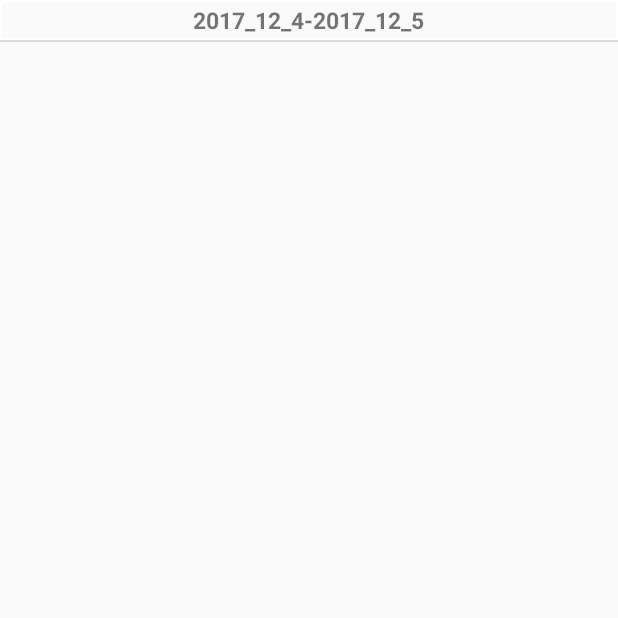
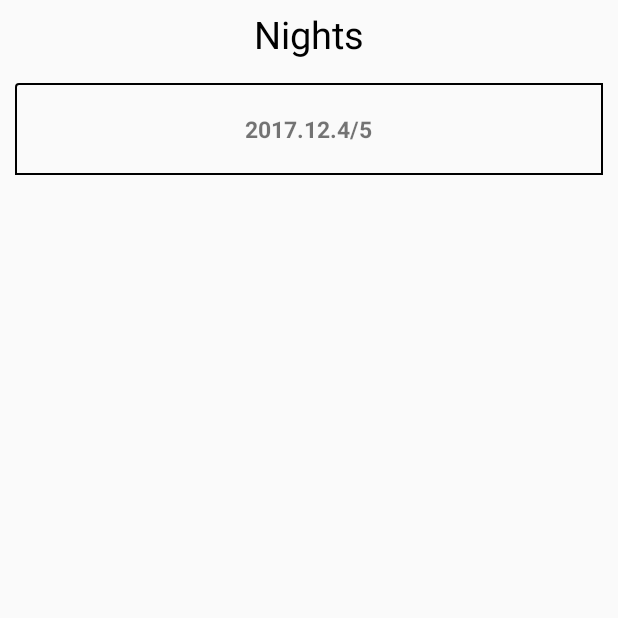
Before and after one commit to petnica-meteor-group/meteor-observation-notebook, an Android app: the ObservationResultsActivity screen opened directly, with no data from a screen before it, on a phone screen of 412 x 824 dp, the top half of it. Run offline under Robolectric (Android 15) with nearby library versions, the phone set to English and light mode, and no system bars.

Commit message:
Make observation results functional

```diff
--- a/app/src/main/java/petnicameteorgroup/meteorobservationnotebook/activities/NotesViewActivity.java
+++ b/app/src/main/java/petnicameteorgroup/meteorobservationnotebook/activities/NotesViewActivity.java
@@ -3,6 +3,7 @@ package petnicameteorgroup.meteorobservationnotebook.activities;
 import android.support.v4.app.FragmentActivity;
 import android.support.v4.view.ViewPager;
 import android.os.Bundle;
+import android.util.Log;
 
 import petnicameteorgroup.meteorobservationnotebook.utils.Night;
 import petnicameteorgroup.meteorobservationnotebook.utils.NotesPagerAdapter;
--- a/app/src/main/java/petnicameteorgroup/meteorobservationnotebook/activities/ObservationActivity.java
+++ b/app/src/main/java/petnicameteorgroup/meteorobservationnotebook/activities/ObservationActivity.java
@@ -18,6 +18,7 @@ import android.view.WindowManager;
 import petnicameteorgroup.meteorobservationnotebook.utils.LockInterceptor;
 import petnicameteorgroup.meteorobservationnotebook.utils.Night;
 import petnicameteorgroup.meteorobservationnotebook.utils.Nightkeeper;
+import petnicameteorgroup.meteorobservationnotebook.utils.Note;
 import petnicameteorgroup.meteorobservationnotebook.utils.Notebook;
 import petnicameteorgroup.meteorobservationnotebook.R;
 
@@ -53,7 +54,7 @@ public class ObservationActivity extends AppCompatActivity {
             vibrate(CONFIRM_VIBRATE_DURATION);
         } else if (key == SPECIAL_KEY_TWO && notebook.isEnabled()) {
             notebook.disable();
-            night.addNote(notebook.getDrawing().getBitmap(), lastTimestamp);
+            night.addNote(new Note(notebook.getDrawing().getBitmap(), lastTimestamp));
             notebook.clear();
             vibrate(CONFIRM_VIBRATE_DURATION);
         }
--- a/app/src/main/java/petnicameteorgroup/meteorobservationnotebook/activities/ObservationResultsActivity.java
+++ b/app/src/main/java/petnicameteorgroup/meteorobservationnotebook/activities/ObservationResultsActivity.java
@@ -1,59 +1,87 @@
 package petnicameteorgroup.meteorobservationnotebook.activities;
 
-import android.app.ListActivity;
+import android.content.DialogInterface;
 import android.content.Intent;
+import android.graphics.drawable.ColorDrawable;
 import android.os.Bundle;
+import android.support.v7.app.AlertDialog;
+import android.support.v7.app.AppCompatActivity;
 import android.view.Gravity;
 import android.view.View;
 import android.view.ViewGroup;
+import android.widget.AdapterView;
+import android.widget.BaseAdapter;
 import android.widget.LinearLayout;
 import android.widget.ListView;
-import android.widget.ProgressBar;
+import android.widget.TextView;
 
 import java.io.Serializable;
-import java.util.ArrayList;
 import java.util.List;
 
+import petnicameteorgroup.meteorobservationnotebook.R;
 import petnicameteorgroup.meteorobservationnotebook.utils.Night;
 import petnicameteorgroup.meteorobservationnotebook.utils.Nightkeeper;
 import petnicameteorgroup.meteorobservationnotebook.utils.ObservationResultsAdapter;
-import petnicameteorgroup.meteorobservationnotebook.R;
 
-public class ObservationResultsActivity  extends ListActivity {
+public class ObservationResultsActivity  extends AppCompatActivity {
+
+    private static final int RESULTS_SPACING = 15;
 
     private List<Night> nights;
 
     @Override
     protected void onCreate(Bundle savedInstanceState) {
         super.onCreate(savedInstanceState);
+        setContentView(R.layout.activity_observation_results);
 
-        ProgressBar progressBar = new ProgressBar(this);
-        LinearLayout.LayoutParams params = new LinearLayout.LayoutParams(
-                LinearLayout.LayoutParams.WRAP_CONTENT,
-                LinearLayout.LayoutParams.WRAP_CONTENT);
-        params.gravity = Gravity.CENTER;
-        progressBar.setLayoutParams(params);
-        progressBar.setIndeterminate(true);
-        getListView().setEmptyView(progressBar);
+        final ListView listView = (ListView) findViewById(R.id.results_list_view);
+        listView.setOnItemClickListener(new AdapterView.OnItemClickListener() {
+            @Override
+            public void onItemClick(AdapterView<?> adapterView, View view, int i, long l) {
+                Intent intent = new Intent(ObservationResultsActivity.this, NotesViewActivity.class);
+                intent.putExtra(NotesViewActivity.NIGHT_ARG, (Serializable) nights.get(i));
 
-        ViewGroup root = (ViewGroup) findViewById(android.R.id.content);
-        root.addView(progressBar);
+                startActivity(intent);
+            }
+        });
+        listView.setOnItemLongClickListener(new AdapterView.OnItemLongClickListener() {
+            @Override
+            public boolean onItemLongClick(AdapterView<?> adapterView, View view, int i, long l) {
+                final Night night = nights.get(i);
+
+                AlertDialog.Builder alertDialog = new  AlertDialog.Builder(ObservationResultsActivity.this);
+                alertDialog.setTitle("Delete?");
+                alertDialog.setMessage("Do you want to delete " + night.getUIName() + "?");
+                alertDialog.setPositiveButton("Yes", new DialogInterface.OnClickListener() {
+                    public void onClick(DialogInterface dialog, int which) {
+                        Nightkeeper nightkeeper = new Nightkeeper(ObservationResultsActivity.this);
+
+                        nightkeeper.deleteNight(night.getName());
+                        nights = nightkeeper.getNights();
+                        ObservationResultsAdapter adapter = new ObservationResultsAdapter(
+                                ObservationResultsActivity.this, R.layout.observation_results_row, nights);
+                        listView.setAdapter(adapter);
+                    }
+                });
+                alertDialog.setNegativeButton("Cancel", new DialogInterface.OnClickListener() {
+                    public void onClick(DialogInterface dialog, int which) {
+                        //alertDialog.dismiss();
+                    }
+                });
+
+                alertDialog.show();
+
+                return true;
+            }
+        });
+
+        listView.setEmptyView(findViewById(R.id.empty_results_text));
 
         nights = new Nightkeeper(this).getNights();
 
         ObservationResultsAdapter adapter = new ObservationResultsAdapter(
                 this, R.layout.observation_results_row, nights);
-        setListAdapter(adapter);
-    }
-
-    @Override
-    protected void onListItemClick(ListView l, View v, int position, long id) {
-        super.onListItemClick(l, v, position, id);
-
-        Intent intent = new Intent(this, NotesViewActivity.class);
-        intent.putExtra(NotesViewActivity.NIGHT_ARG, (Serializable) nights.get(position));
-
-        startActivity(intent);
+        listView.setAdapter(adapter);
     }
 
 }
--- a/app/src/main/java/petnicameteorgroup/meteorobservationnotebook/utils/Night.java
+++ b/app/src/main/java/petnicameteorgroup/meteorobservationnotebook/utils/Night.java
@@ -2,6 +2,7 @@ package petnicameteorgroup.meteorobservationnotebook.utils;
 
 import android.graphics.Bitmap;
 import android.graphics.BitmapFactory;
+import android.util.Log;
 
 import java.io.File;
 import java.io.FileNotFoundException;
@@ -17,42 +18,38 @@ public class Night implements Serializable {
 
     private String name;
     private File notesDir;
-
     private String[] notesFilenames;
-    private int counter;
 
     public Night(String name, File notesDir) {
         this.name = name;
         this.notesDir = notesDir;
-        reset();
+        this.notesFilenames = notesDir.list();
     }
 
     public String getName() {
         return name;
     }
+    public String getUIName() { return name.replace('-', '/'); }
 
-    public void reset() {
-        notesFilenames = notesDir.list();
-        counter = 0;
-    }
-
-    public Bitmap getNextNote() {
-        if (counter == notesFilenames.length)
-            return null;
-        else
-            return BitmapFactory.decodeFile(notesFilenames[counter++]);
+    public Note getNote(int i) {
+        return new Note(
+                BitmapFactory.decodeFile(
+                        notesDir.getAbsolutePath() + File.separator +
+                                  notesFilenames[i]),
+                Long.parseLong(notesFilenames[i])
+        );
     }
 
     public int getNoteCount() {
         return notesFilenames.length;
     }
 
-    public void addNote(Bitmap note, long timestamp) {
-        File bitmapFile = new File(notesDir, Long.toString(timestamp));
+    public void addNote(Note note) {
+        File bitmapFile = new File(notesDir, Long.toString(note.getTimestamp()));
         FileOutputStream out = null;
         try {
             out = new FileOutputStream(bitmapFile);
-            note.compress(Bitmap.CompressFormat.PNG, 100, out);
+            note.getBitmap().compress(Bitmap.CompressFormat.PNG, 100, out);
         } catch (FileNotFoundException e) {
             e.printStackTrace();
         } finally {
--- a/app/src/main/java/petnicameteorgroup/meteorobservationnotebook/utils/NoteFragment.java
+++ b/app/src/main/java/petnicameteorgroup/meteorobservationnotebook/utils/NoteFragment.java
@@ -1,8 +1,11 @@
 package petnicameteorgroup.meteorobservationnotebook.utils;
 
 import android.graphics.Bitmap;
+import android.graphics.BitmapFactory;
+import android.graphics.drawable.BitmapDrawable;
 import android.os.Bundle;
 import android.support.v4.app.Fragment;
+import android.util.Log;
 import android.view.LayoutInflater;
 import android.view.View;
 import android.view.ViewGroup;
@@ -27,7 +30,7 @@ public class NoteFragment extends Fragment {
         Bitmap bitmap = args.getParcelable(NOTE_BITMAP_ARG);
 
         ImageView imageView = rootView.findViewById(R.id.note_image_view);
-        imageView.setImageBitmap(bitmap);
+        imageView.setBackground(new BitmapDrawable(getResources(), bitmap));
 
         return rootView;
     }
--- a/app/src/main/java/petnicameteorgroup/meteorobservationnotebook/utils/NotebookTest.java
+++ b/app/src/main/java/petnicameteorgroup/meteorobservationnotebook/utils/NotebookTest.java
@@ -17,8 +17,6 @@ public class NotebookTest extends Notebook {
 
     public NotebookTest(Context context, @Nullable AttributeSet attrs) {
         super(context, attrs);
-
-        paint.setColor(Color.WHITE);
     }
 
     @Override
@@ -31,8 +29,8 @@ public class NotebookTest extends Notebook {
     protected void onDraw(Canvas canvas) {
         super.onDraw(canvas);
 
-        canvas.drawBitmap(drawing.getBitmap(), 0, 0, paint);
-        canvas.drawPath(drawing.getPath(),  paint);
+        canvas.drawBitmap(drawing.getBitmap(), 0, 0, pathPaint);
+        canvas.drawPath(drawing.getPath(), pathPaint);
     }
 
     @Override
--- a/app/src/main/java/petnicameteorgroup/meteorobservationnotebook/utils/NotesPagerAdapter.java
+++ b/app/src/main/java/petnicameteorgroup/meteorobservationnotebook/utils/NotesPagerAdapter.java
@@ -1,9 +1,13 @@
 package petnicameteorgroup.meteorobservationnotebook.utils;
 
+import android.graphics.Bitmap;
 import android.os.Bundle;
 import android.support.v4.app.Fragment;
 import android.support.v4.app.FragmentManager;
 import android.support.v4.app.FragmentStatePagerAdapter;
+import android.util.Log;
+
+import java.io.ByteArrayOutputStream;
 
 import petnicameteorgroup.meteorobservationnotebook.utils.NoteFragment;
 
@@ -25,7 +29,7 @@ public class NotesPagerAdapter extends FragmentStatePagerAdapter {
         Fragment fragment = new NoteFragment();
 
         Bundle args = new Bundle();
-        args.putParcelable(NoteFragment.NOTE_BITMAP_ARG, night.getNextNote());
+        args.putParcelable(NoteFragment.NOTE_BITMAP_ARG, night.getNote(i).getBitmap());
         fragment.setArguments(args);
 
         return fragment;
--- a/app/src/main/java/petnicameteorgroup/meteorobservationnotebook/utils/ObservationResultsAdapter.java
+++ b/app/src/main/java/petnicameteorgroup/meteorobservationnotebook/utils/ObservationResultsAdapter.java
@@ -35,7 +35,7 @@ public class ObservationResultsAdapter extends ArrayAdapter<Night> {
 
         if (night != null) {
             TextView name = view.findViewById(R.id.name);
-            name.setText(night.getName());
+            name.setText(night.getUIName());
         }
 
         return view;
--- a/app/src/main/res/drawable/night_border.xml
+++ b/app/src/main/res/drawable/night_border.xml
@@ -8,5 +8,5 @@
         android:bottomLeftRadius="0dp" />
     <stroke
         android:width="1dp"
-        android:color="@android:color/white" />
+        android:color="@android:color/black" />
 </shape>
--- a/app/src/main/res/layout/activity_observation_results.xml
+++ b/app/src/main/res/layout/activity_observation_results.xml
@@ -1,9 +1,39 @@
 <?xml version="1.0" encoding="utf-8"?>
-<ListView xmlns:android="http://schemas.android.com/apk/res/android"
-    xmlns:app="http://schemas.android.com/apk/res-auto"
-    xmlns:tools="http://schemas.android.com/tools"
+<LinearLayout
+    xmlns:android="http://schemas.android.com/apk/res/android"
     android:layout_width="match_parent"
     android:layout_height="match_parent"
-    tools:context="petnicameteorgroup.meteorobservationnotebook.activities.ObservationResultsActivity">
+    android:orientation="vertical">
 
-</ListView>
+    <TextView
+        android:layout_width="match_parent"
+        android:layout_height="wrap_content"
+        android:text="@string/nights"
+        android:textSize="25sp"
+        android:textColor="@android:color/black"
+        android:textAlignment="center"
+        android:layout_margin="5dp"
+        />
+
+    <TextView
+        android:id="@+id/empty_results_text"
+        android:layout_width="match_parent"
+        android:layout_height="match_parent"
+        android:text="@string/empty"
+        android:textColor="@android:color/black"
+        android:textSize="20sp"
+        android:textAlignment="center"
+        android:visibility="gone"
+        android:gravity="center"
+        android:paddingBottom="50dp"/>
+
+    <ListView
+        android:layout_width="match_parent"
+        android:layout_height="wrap_content"
+        android:id="@+id/results_list_view"
+        android:padding="10dp"
+        android:divider="@android:color/transparent"
+        android:dividerHeight="10dp">
+    </ListView>
+
+</LinearLayout>
--- a/app/src/main/res/layout/observation_results_row.xml
+++ b/app/src/main/res/layout/observation_results_row.xml
@@ -1,8 +1,10 @@
 <?xml version="1.0" encoding="utf-8"?>
 <RelativeLayout
-    xmlns:android="http://schemas.android.com/apk/res/android" android:layout_width="match_parent"
+    xmlns:android="http://schemas.android.com/apk/res/android"
+    android:layout_width="match_parent"
     android:layout_height="match_parent"
-    android:background="@drawable/night_border">
+    android:background="@drawable/night_border"
+    android:padding="20dp">
 
     <TextView
         android:layout_width="wrap_content"
@@ -10,7 +12,6 @@
         android:id="@+id/name"
         android:textStyle="bold"
         android:textSize="15sp"
-        android:layout_centerInParent="true"
-        android:layout_marginTop="5dp" />
+        android:layout_centerInParent="true" />
 
 </RelativeLayout>
--- a/app/src/main/res/values/strings.xml
+++ b/app/src/main/res/values/strings.xml
@@ -9,4 +9,6 @@
     <string name="title_activity_settings">Settings</string>
     <string name="instructions">Instructions</string>
     <string name="test_notebook">Test Notebook</string>
+    <string name="empty">Empty</string>
+    <string name="nights">Nights</string>
 </resources>
```
Also changed, not shown: app/src/main/java/petnicameteorgroup/meteorobservationnotebook/utils/Nightkeeper.java (+20 -2 lines), app/src/main/java/petnicameteorgroup/meteorobservationnotebook/utils/Note.java (added, +39 -0 lines), app/src/main/java/petnicameteorgroup/meteorobservationnotebook/utils/Notebook.java (+26 -24 lines).
